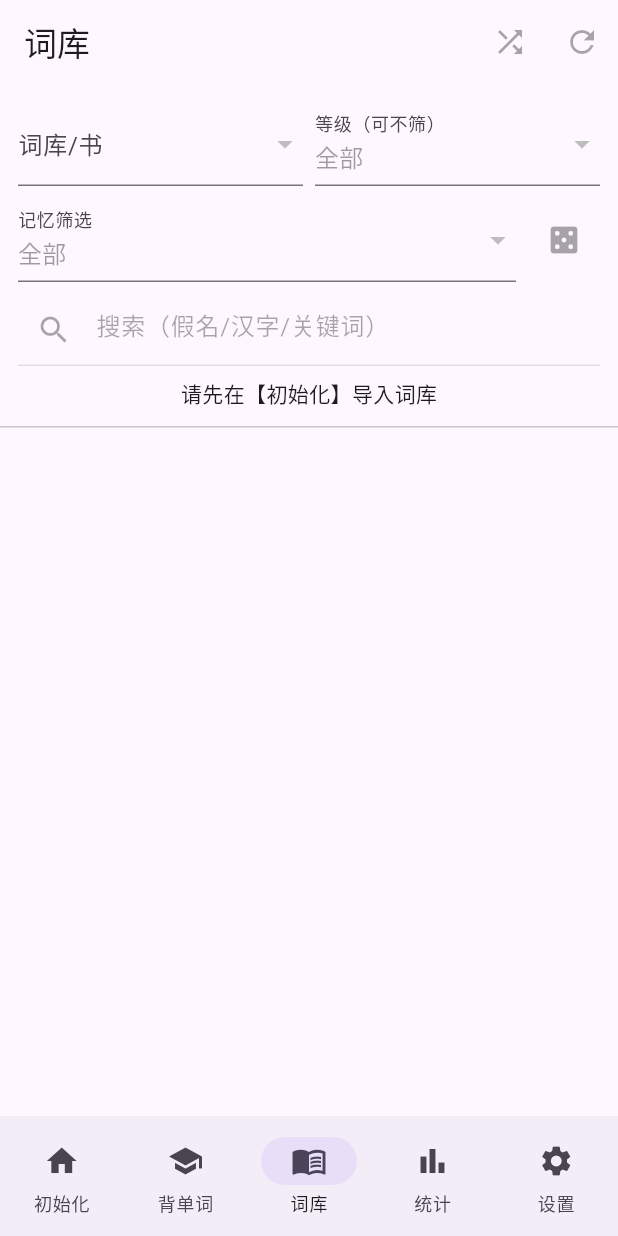
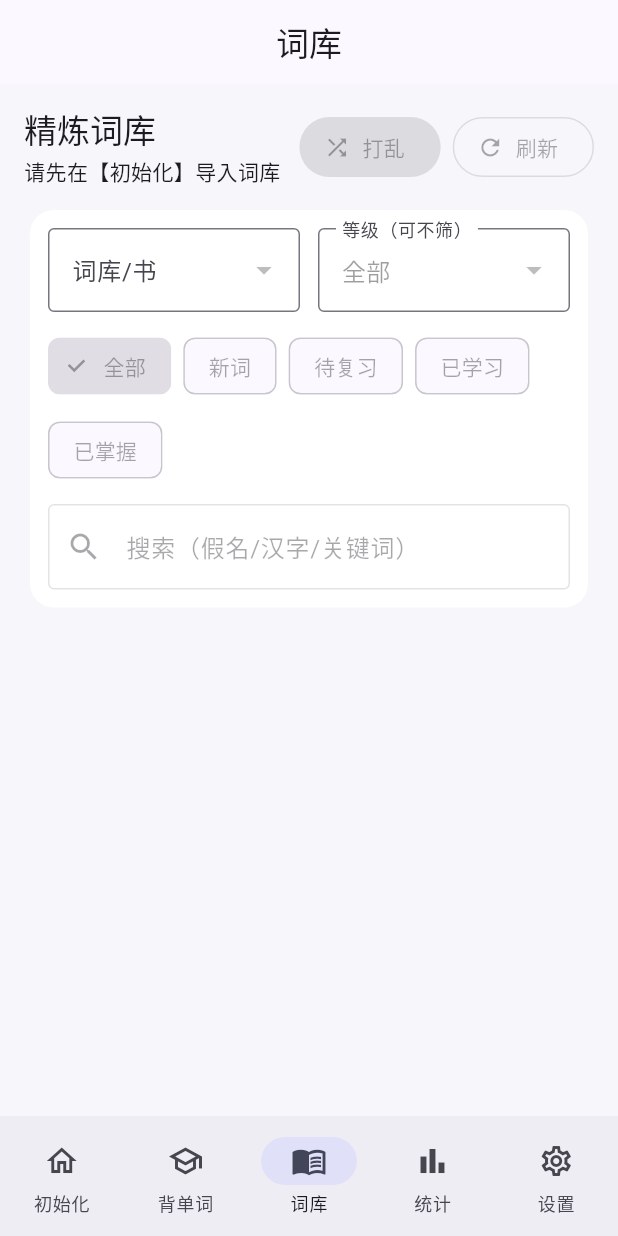
Before and after one commit to simalian01/jpapp, a Flutter app: the screen it shows after launch, item 3 of the bottom bar chosen, on a phone screen of 412 x 824 dp. Run offline on Flutter 3.47's test engine with Material 3 defaults, Android fonts, the phone set to English and light mode, and no system bars; our stand-ins replace file_picker, just_audio, permission_handler, shared_preferences, sqflite; accounts and stored records are empty.

Commit message:
Improve sqlite generation and redesign UI

```diff
--- a/lib/main.dart
+++ b/lib/main.dart
@@ -15,7 +15,19 @@
     return MaterialApp(
       title: 'JP Study Offline',
       debugShowCheckedModeBanner: false,
-      theme: ThemeData(useMaterial3: true),
+      theme: ThemeData(
+        useMaterial3: true,
+        colorScheme: ColorScheme.fromSeed(seedColor: Colors.indigo),
+        scaffoldBackgroundColor: const Color(0xfff7f7fb),
+        cardTheme: CardTheme(
+          elevation: 0,
+          color: Colors.white,
+          surfaceTintColor: Colors.white,
+          shape: RoundedRectangleBorder(borderRadius: BorderRadius.circular(16)),
+        ),
+        appBarTheme: const AppBarTheme(centerTitle: true),
+        inputDecorationTheme: const InputDecorationTheme(border: OutlineInputBorder()),
+      ),
       home: const AppRoot(child: HomeShell()),
     );
   }
--- a/lib/pages/home.dart
+++ b/lib/pages/home.dart
@@ -20,28 +20,59 @@
   Widget build(BuildContext context) {
     final m = appModelOf(context);
 
-    final pages = [
-      const SetupPage(),
-      const StudyPage(),
-      const LibraryPage(), // ✅ 新增：词库浏览/搜索
-      const StatsPage(),
-      const SettingsPage(),
+    final destinations = [
+      (
+        icon: Icons.home_outlined,
+        label: '初始化',
+        builder: const SetupPage(),
+      ),
+      (
+        icon: Icons.school_outlined,
+        label: '背单词',
+        builder: const StudyPage(),
+      ),
+      (
+        icon: Icons.menu_book_outlined,
+        label: '词库',
+        builder: const LibraryPage(),
+      ),
+      (
+        icon: Icons.bar_chart_outlined,
+        label: '统计',
+        builder: const StatsPage(),
+      ),
+      (
+        icon: Icons.settings_outlined,
+        label: '设置',
+        builder: const SettingsPage(),
+      ),
     ];
 
     return AnimatedBuilder(
       animation: m,
       builder: (_, __) {
+        final page = destinations[idx];
+
         return Scaffold(
-          body: SafeArea(child: pages[idx]),
+          appBar: AppBar(
+            title: Text(page.label),
+            centerTitle: true,
+            scrolledUnderElevation: 0,
+          ),
+          body: SafeArea(
+            child: AnimatedSwitcher(
+              duration: const Duration(milliseconds: 300),
+              switchInCurve: Curves.easeOut,
+              switchOutCurve: Curves.easeIn,
+              child: KeyedSubtree(key: ValueKey(page.label), child: page.builder),
+            ),
+          ),
           bottomNavigationBar: NavigationBar(
             selectedIndex: idx,
             onDestinationSelected: (i) => setState(() => idx = i),
-            destinations: const [
-              NavigationDestination(icon: Icon(Icons.home), label: '初始化'),
-              NavigationDestination(icon: Icon(Icons.school), label: '背单词'),
-              NavigationDestination(icon: Icon(Icons.menu_book), label: '词库'), // ✅
-              NavigationDestination(icon: Icon(Icons.bar_chart), label: '统计'),
-              NavigationDestination(icon: Icon(Icons.settings), label: '设置'),
+            destinations: [
+              for (final d in destinations)
+                NavigationDestination(icon: Icon(d.icon), label: d.label),
             ],
           ),
         );
--- a/lib/pages/library.dart
+++ b/lib/pages/library.dart
@@ -228,24 +228,44 @@
     final ready = m.db != null && m.error == null;
 
     return Scaffold(
-      appBar: AppBar(
-        title: const Text('词库'),
-        actions: [
-          IconButton(
-            tooltip: '重新打乱当前列表',
+      body: Column(
+        children: [
+          Padding(
+            padding: const EdgeInsets.all(16),
+            child: Column(
+              crossAxisAlignment: CrossAxisAlignment.start,
+              children: [
+                Row(
+                  mainAxisAlignment: MainAxisAlignment.spaceBetween,
+                  children: [
+                    Column(
+                      crossAxisAlignment: CrossAxisAlignment.start,
+                      children: [
+                        Text('精炼词库', style: Theme.of(context).textTheme.titleLarge),
+                        const SizedBox(height: 4),
+                        Text(ready ? '共加载 ${items.length} 条（滚动加载更多）' : '请先在【初始化】导入词库'),
+                      ],
+                    ),
+                    Wrap(
+                      spacing: 8,
+                      children: [
+                        FilledButton.icon(
                           onPressed: items.isEmpty ? null : _shuffleNow,
                           icon: const Icon(Icons.shuffle),
+                          label: const Text('打乱'),
                         ),
-          IconButton(
-            tooltip: '重新加载',
+                        OutlinedButton.icon(
                           onPressed: ready ? _reload : null,
                           icon: const Icon(Icons.refresh),
+                          label: const Text('刷新'),
                         ),
                       ],
                     ),
-      body: Column(
-        children: [
-          Padding(
+                  ],
+                ),
+                const SizedBox(height: 12),
+                Card(
+                  child: Padding(
                     padding: const EdgeInsets.all(12),
                     child: Column(
                       children: [
@@ -266,7 +286,7 @@
                                       },
                               ),
                             ),
-                    const SizedBox(width: 8),
+                            const SizedBox(width: 12),
                             Expanded(
                               child: DropdownButtonFormField<String>(
                                 value: level,
@@ -282,33 +302,28 @@
                             ),
                           ],
                         ),
-                const SizedBox(height: 8),
-                Row(
+                        const SizedBox(height: 12),
+                        Align(
+                          alignment: Alignment.centerLeft,
+                          child: Wrap(
+                            spacing: 8,
+                            runSpacing: 8,
                             children: [
-                    Expanded(
-                      child: DropdownButtonFormField<MemoryFilter>(
-                        value: memFilter,
-                        decoration: const InputDecoration(labelText: '记忆筛选'),
-                        items: MemoryFilter.values
-                            .map((e) => DropdownMenuItem(value: e, child: Text(e.label)))
-                            .toList(),
-                        onChanged: !ready
+                              for (final mf in MemoryFilter.values)
+                                ChoiceChip(
+                                  label: Text(mf.label),
+                                  selected: memFilter == mf,
+                                  onSelected: !ready
                                       ? null
-                            : (v) async {
-                                setState(() => memFilter = v ?? memFilter);
+                                      : (_) async {
+                                          setState(() => memFilter = mf);
                                           await _reload();
                                         },
                                 ),
-                    ),
-                    const SizedBox(width: 8),
-                    IconButton(
-                      tooltip: '打乱（反复点击反复随机）',
-                      onPressed: items.isEmpty ? null : _shuffleNow,
-                      icon: const Icon(Icons.casino),
-                    ),
                             ],
                           ),
-                const SizedBox(height: 8),
+                        ),
+                        const SizedBox(height: 12),
                         TextField(
                           enabled: ready,
                           decoration: const InputDecoration(
@@ -323,14 +338,17 @@
                             });
                           },
                         ),
-                if (!ready) const Padding(padding: EdgeInsets.only(top: 8), child: Text('请先在【初始化】导入词库')),
                       ],
                     ),
                   ),
-          const Divider(height: 1),
+                ),
+              ],
+            ),
+          ),
           Expanded(
             child: ListView.builder(
               controller: _sc,
+              padding: const EdgeInsets.symmetric(horizontal: 12, vertical: 4),
               itemCount: items.length + 1,
               itemBuilder: (_, i) {
                 if (i == items.length) {
@@ -362,10 +380,31 @@
                   _ => '已学习',
                 };
 
-                return ListTile(
-                  title: Text(term),
-                  subtitle: Text(reading.isEmpty ? label : '$reading · $label'),
-                  trailing: Chip(label: Text(label)),
+                return Card(
+                  margin: const EdgeInsets.symmetric(vertical: 6),
+                  child: ListTile(
+                    title: Text(term, style: const TextStyle(fontWeight: FontWeight.w600)),
+                    subtitle: Padding(
+                      padding: const EdgeInsets.only(top: 6),
+                      child: Wrap(
+                        spacing: 8,
+                        runSpacing: 4,
+                        children: [
+                          if (reading.isNotEmpty)
+                            Chip(
+                              label: Text(reading),
+                              visualDensity: VisualDensity.compact,
+                              materialTapTargetSize: MaterialTapTargetSize.shrinkWrap,
+                            ),
+                          Chip(
+                            label: Text(label),
+                            visualDensity: VisualDensity.compact,
+                            materialTapTargetSize: MaterialTapTargetSize.shrinkWrap,
+                          ),
+                        ],
+                      ),
+                    ),
+                    trailing: const Icon(Icons.chevron_right),
                     onTap: () async {
                       final db = m.db;
                       if (db == null) return;
@@ -379,6 +418,7 @@
 
                       await _reload();
                     },
+                  ),
                 );
               },
             ),
```
Also changed, not shown: 1 other file. Lines whose indentation alone changed are shown as unchanged.
